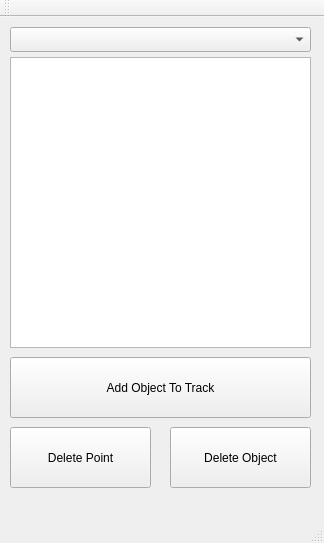
MoCap-Data-Acquisition/mocap, file vidplayer/pointtracker.ui: the form before one commit.
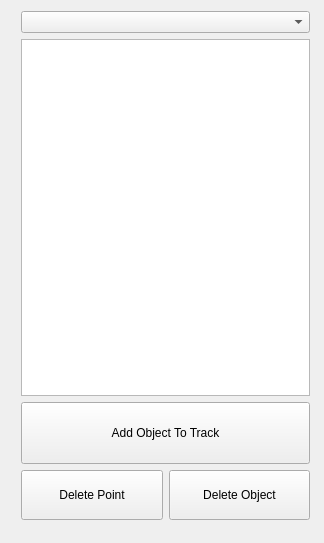
The form after the commit.

```diff
--- a/vidplayer/pointtracker.ui
+++ b/vidplayer/pointtracker.ui
@@ -10,89 +10,94 @@
     <height>543</height>
    </rect>
   </property>
+  <property name="sizePolicy">
+   <sizepolicy hsizetype="Minimum" vsizetype="Preferred">
+    <horstretch>0</horstretch>
+    <verstretch>0</verstretch>
+   </sizepolicy>
+  </property>
+  <property name="maximumSize">
+   <size>
+    <width>16777215</width>
+    <height>16777215</height>
+   </size>
+  </property>
   <property name="windowTitle">
    <string>pointtracker</string>
   </property>
   <widget class="QWidget" name="centralWidget">
-   <widget class="QComboBox" name="objectList">
+   <widget class="QWidget" name="verticalLayoutWidget">
     <property name="geometry">
      <rect>
       <x>10</x>
-      <y>10</y>
-      <width>301</width>
-      <height>25</height>
+      <y>0</y>
+      <width>311</width>
+      <height>531</height>
      </rect>
     </property>
-   </widget>
+    <layout class="QVBoxLayout" name="verticalLayout">
+     <item>
+      <widget class="QComboBox" name="objectList"/>
+     </item>
+     <item>
+      <widget class="QListWidget" name="pointsList">
+       <property name="midLineWidth">
+        <number>1</number>
+       </property>
+      </widget>
+     </item>
+     <item>
    <widget class="QPushButton" name="addObjectButton">
-    <property name="geometry">
-     <rect>
-      <x>10</x>
-      <y>340</y>
-      <width>301</width>
-      <height>61</height>
-     </rect>
+       <property name="minimumSize">
+        <size>
+         <width>34</width>
+         <height>62</height>
+        </size>
     </property>
     <property name="text">
      <string>Add Object To Track</string>
     </property>
-   </widget>
+       <property name="iconSize">
+        <size>
+         <width>170</width>
+         <height>159</height>
+        </size>
+       </property>
+      </widget>
+     </item>
+     <item>
+      <layout class="QHBoxLayout" name="horizontalLayout">
+       <item>
    <widget class="QPushButton" name="deletePointButton">
-    <property name="geometry">
-     <rect>
-      <x>10</x>
-      <y>410</y>
-      <width>141</width>
-      <height>61</height>
-     </rect>
+         <property name="minimumSize">
+          <size>
+           <width>0</width>
+           <height>50</height>
+          </size>
     </property>
     <property name="text">
      <string>Delete Point</string>
     </property>
    </widget>
+       </item>
+       <item>
    <widget class="QPushButton" name="deleteObjectButton">
-    <property name="geometry">
-     <rect>
-      <x>170</x>
-      <y>410</y>
-      <width>141</width>
-      <height>61</height>
-     </rect>
+         <property name="minimumSize">
+          <size>
+           <width>0</width>
+           <height>50</height>
+          </size>
     </property>
     <property name="text">
      <string>Delete Object</string>
     </property>
    </widget>
-   <widget class="QListWidget" name="pointsList">
-    <property name="geometry">
-     <rect>
-      <x>10</x>
-      <y>40</y>
-      <width>301</width>
-      <height>291</height>
-     </rect>
-    </property>
+       </item>
+      </layout>
+     </item>
+    </layout>
    </widget>
   </widget>
-  <widget class="QMenuBar" name="menuBar">
-   <property name="geometry">
-    <rect>
-     <x>0</x>
-     <y>0</y>
-     <width>324</width>
-     <height>23</height>
-    </rect>
-   </property>
-  </widget>
-  <widget class="QToolBar" name="mainToolBar">
-   <attribute name="toolBarArea">
-    <enum>TopToolBarArea</enum>
-   </attribute>
-   <attribute name="toolBarBreak">
-    <bool>false</bool>
-   </attribute>
-  </widget>
-  <widget class="QStatusBar" name="statusBar"/>
  </widget>
  <layoutdefault spacing="6" margin="11"/>
  <resources/>
```
Lines whose indentation alone changed are shown as unchanged.
